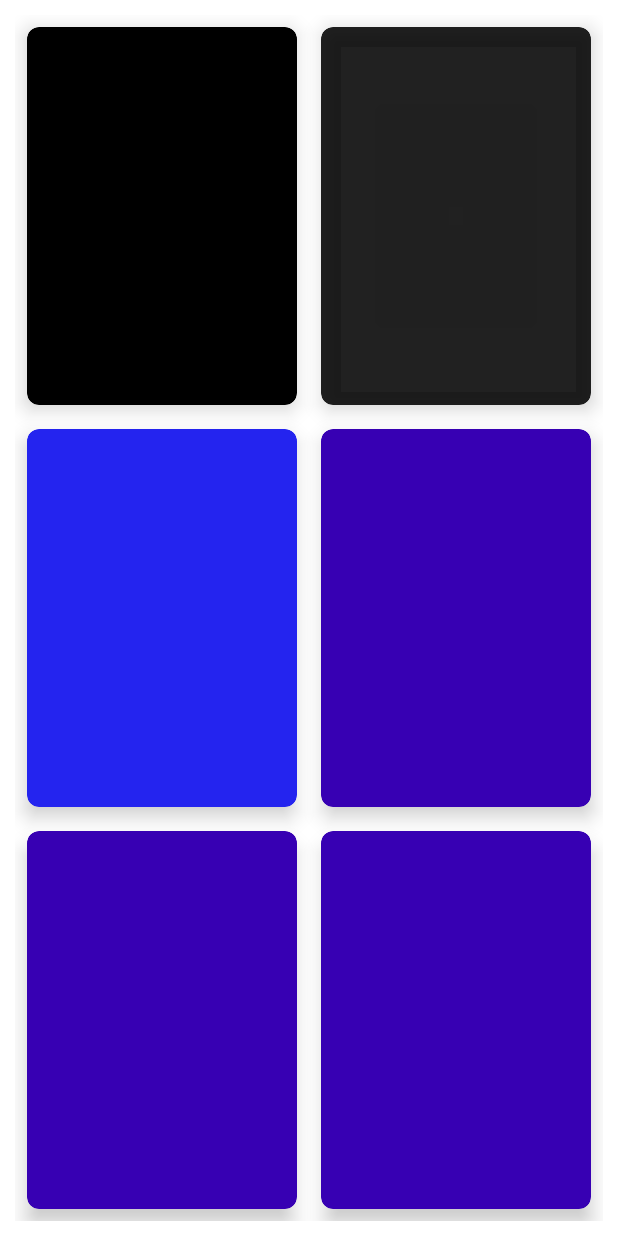
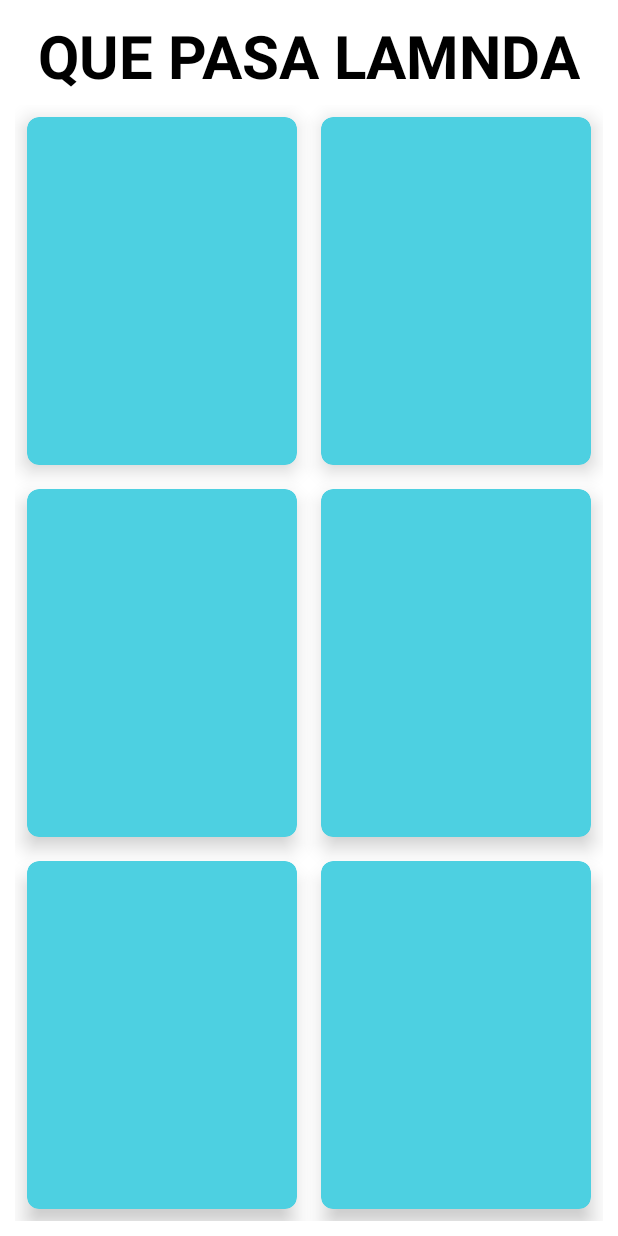
Before and after one commit to DanielItb/Yapp_Android, an Android app: the fragment MainFragment placed in its activity, on a phone screen of 412 x 824 dp. Run offline under Robolectric (Android 15) with nearby library versions, the phone set to English and light mode, and no system bars; our stand-ins replace CircleImageView; 1 statement that could not run was skipped.

Commit message:
Working in mainFragment 1.0

```diff
--- a/app/src/main/res/layout/fragment_main.xml
+++ b/app/src/main/res/layout/fragment_main.xml
@@ -8,25 +8,40 @@
     android:layout_margin="10dp">
 
 
+    <TextView
+        android:id="@+id/text"
+        android:layout_width="wrap_content"
+        android:layout_height="wrap_content"
+        android:text="QUE PASA LAMNDA"
+        android:textColor="@color/black"
+        android:textSize="40sp"
+        android:textStyle="bold"
+        app:layout_constraintEnd_toEndOf="parent"
+        app:layout_constraintStart_toStartOf="parent"
+        app:layout_constraintTop_toTopOf="parent" />
+
     <GridLayout
+        android:id="@+id/gridLayout"
         android:layout_width="match_parent"
         android:layout_height="match_parent"
+        android:layout_marginTop="60dp"
+        android:columnCount="2"
         android:rowCount="3"
-        android:columnCount="2">
+        app:layout_constraintTop_toBottomOf="@+id/text">
 
 
         <androidx.cardview.widget.CardView
             android:layout_width="wrap_content"
             android:layout_height="wrap_content"
             android:layout_row="0"
+            android:layout_rowWeight="1"
             android:layout_column="0"
+            android:layout_columnWeight="1"
             android:layout_gravity="fill"
-            android:layout_rowWeight="1"
-            android:layout_columnWeight="1"
             android:layout_margin="8dp"
+            android:backgroundTint="@color/primaryColor"
             app:cardCornerRadius="8dp"
-            app:cardElevation="8dp"
-            android:backgroundTint="@color/black">
+            app:cardElevation="8dp">
 
 
         </androidx.cardview.widget.CardView>
@@ -35,27 +50,27 @@
             android:layout_width="wrap_content"
             android:layout_height="wrap_content"
             android:layout_row="0"
+            android:layout_rowWeight="1"
             android:layout_column="1"
+            android:layout_columnWeight="1"
             android:layout_gravity="fill"
-            android:layout_rowWeight="1"
-            android:layout_columnWeight="1"
             android:layout_margin="8dp"
+            android:backgroundTint="@color/primaryColor"
             app:cardCornerRadius="8dp"
-            app:cardElevation="8dp"
-            android:backgroundTint="@color/blackText">
+            app:cardElevation="8dp">
 
             <LinearLayout
                 android:layout_width="wrap_content"
                 android:layout_height="wrap_content"
-                android:orientation="vertical"
+                android:layout_gravity="center_vertical|center_horizontal"
                 android:gravity="center"
-                android:layout_gravity="center_vertical|center_horizontal">
+                android:orientation="vertical">
 
 
                 <ImageButton
                     android:layout_width="wrap_content"
                     android:layout_height="wrap_content"
-                    android:background="@color/black"/>
+                    android:background="@color/black" />
             </LinearLayout>
 
         </androidx.cardview.widget.CardView>
@@ -64,27 +79,27 @@
             android:layout_width="wrap_content"
             android:layout_height="wrap_content"
             android:layout_row="1"
+            android:layout_rowWeight="1"
             android:layout_column="0"
+            android:layout_columnWeight="1"
             android:layout_gravity="fill"
-            android:layout_rowWeight="1"
-            android:layout_columnWeight="1"
             android:layout_margin="8dp"
+            android:backgroundTint="@color/primaryColor"
             app:cardCornerRadius="8dp"
-            app:cardElevation="8dp"
-            android:backgroundTint="@color/blue_main">
+            app:cardElevation="8dp">
 
             <LinearLayout
                 android:layout_width="wrap_content"
                 android:layout_height="wrap_content"
-                android:orientation="vertical"
+                android:layout_gravity="center_vertical|center_horizontal"
                 android:gravity="center"
-                android:layout_gravity="center_vertical|center_horizontal">
+                android:orientation="vertical">
 
 
                 <ImageButton
                     android:layout_width="wrap_content"
                     android:layout_height="wrap_content"
-                    android:background="@color/black"/>
+                    android:background="@color/black" />
             </LinearLayout>
 
         </androidx.cardview.widget.CardView>
@@ -93,55 +108,27 @@
             android:layout_width="wrap_content"
             android:layout_height="wrap_content"
             android:layout_row="1"
+            android:layout_rowWeight="1"
             android:layout_column="1"
+            android:layout_columnWeight="1"
             android:layout_gravity="fill"
-            android:layout_rowWeight="1"
-            android:layout_columnWeight="1"
             android:layout_margin="8dp"
+            android:backgroundTint="@color/primaryColor"
             app:cardCornerRadius="8dp"
-            app:cardElevation="8dp"
-            android:backgroundTint="@color/purple_700">
+            app:cardElevation="8dp">
 
             <LinearLayout
                 android:layout_width="wrap_content"
                 android:layout_height="wrap_content"
-                android:orientation="vertical"
+                android:layout_gravity="center_vertical|center_horizontal"
                 android:gravity="center"
-                android:layout_gravity="center_vertical|center_horizontal">
+                android:orientation="vertical">
 
 
                 <ImageButton
                     android:layout_width="wrap_content"
                     android:layout_height="wrap_content"
-                    android:background="@color/black"/>
-            </LinearLayout>
-
-        </androidx.cardview.widget.CardView>
-        <androidx.cardview.widget.CardView
-            android:layout_width="wrap_content"
-            android:layout_height="wrap_content"
-            android:layout_row="2"
-            android:layout_column="0"
-            android:layout_gravity="fill"
-            android:layout_rowWeight="1"
-            android:layout_columnWeight="1"
-            android:layout_margin="8dp"
-            app:cardCornerRadius="8dp"
-            app:cardElevation="8dp"
-            android:backgroundTint="@color/purple_700">
-
-            <LinearLayout
-                android:layout_width="wrap_content"
-                android:layout_height="wrap_content"
-                android:orientation="vertical"
-                android:gravity="center"
-                android:layout_gravity="center_vertical|center_horizontal">
-
-
-                <ImageButton
-                    android:layout_width="wrap_content"
-                    android:layout_height="wrap_content"
-                    android:background="@color/black"/>
+                    android:background="@color/black" />
             </LinearLayout>
 
         </androidx.cardview.widget.CardView>
@@ -150,32 +137,59 @@
             android:layout_width="wrap_content"
             android:layout_height="wrap_content"
             android:layout_row="2"
-            android:layout_column="1"
+            android:layout_rowWeight="1"
+            android:layout_column="0"
+            android:layout_columnWeight="1"
             android:layout_gravity="fill"
-            android:layout_rowWeight="1"
-            android:layout_columnWeight="1"
             android:layout_margin="8dp"
+            android:backgroundTint="@color/primaryColor"
             app:cardCornerRadius="8dp"
-            app:cardElevation="8dp"
-            android:backgroundTint="@color/purple_700">
+            app:cardElevation="8dp">
 
             <LinearLayout
                 android:layout_width="wrap_content"
                 android:layout_height="wrap_content"
-                android:orientation="vertical"
+                android:layout_gravity="center_vertical|center_horizontal"
                 android:gravity="center"
-                android:layout_gravity="center_vertical|center_horizontal">
+                android:orientation="vertical">
 
 
                 <ImageButton
                     android:layout_width="wrap_content"
                     android:layout_height="wrap_content"
-                    android:background="@color/black"/>
+                    android:background="@color/black" />
             </LinearLayout>
 
         </androidx.cardview.widget.CardView>
 
+        <androidx.cardview.widget.CardView
+            android:layout_width="wrap_content"
+            android:layout_height="wrap_content"
+            android:layout_row="2"
+            android:layout_rowWeight="1"
+            android:layout_column="1"
+            android:layout_columnWeight="1"
+            android:layout_gravity="fill"
+            android:layout_margin="8dp"
+            android:backgroundTint="@color/primaryColor"
+            app:cardCornerRadius="8dp"
+            app:cardElevation="8dp">
 
+            <LinearLayout
+                android:layout_width="wrap_content"
+                android:layout_height="wrap_content"
+                android:layout_gravity="center_vertical|center_horizontal"
+                android:gravity="center"
+                android:orientation="vertical">
+
+
+                <ImageButton
+                    android:layout_width="wrap_content"
+                    android:layout_height="wrap_content"
+                    android:background="@color/black" />
+            </LinearLayout>
+
+        </androidx.cardview.widget.CardView>
 
 
     </GridLayout>
```
